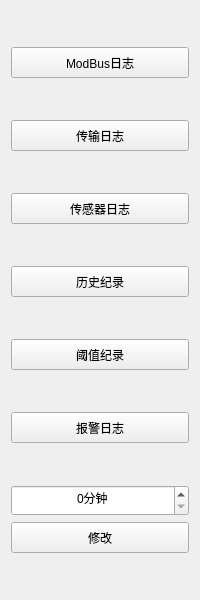
This is IDC_TestSystem/IP-PDU/ip_toolbox/ip_logstoolwid.ui in ChinaClever/IDC_TestSystem as Qt 5 draws it before an edit. The edited form follows.
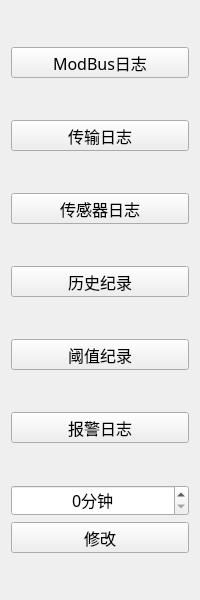
This is the edited form.

Patch:
```diff
--- a/IDC_TestSystem/IP-PDU/ip_toolbox/ip_logstoolwid.ui
+++ b/IDC_TestSystem/IP-PDU/ip_toolbox/ip_logstoolwid.ui
@@ -10,6 +10,12 @@
     <height>600</height>
    </rect>
   </property>
+  <property name="font">
+   <font>
+    <family>微软雅黑</family>
+    <pointsize>12</pointsize>
+   </font>
+  </property>
   <property name="windowTitle">
    <string>Form</string>
   </property>
```
